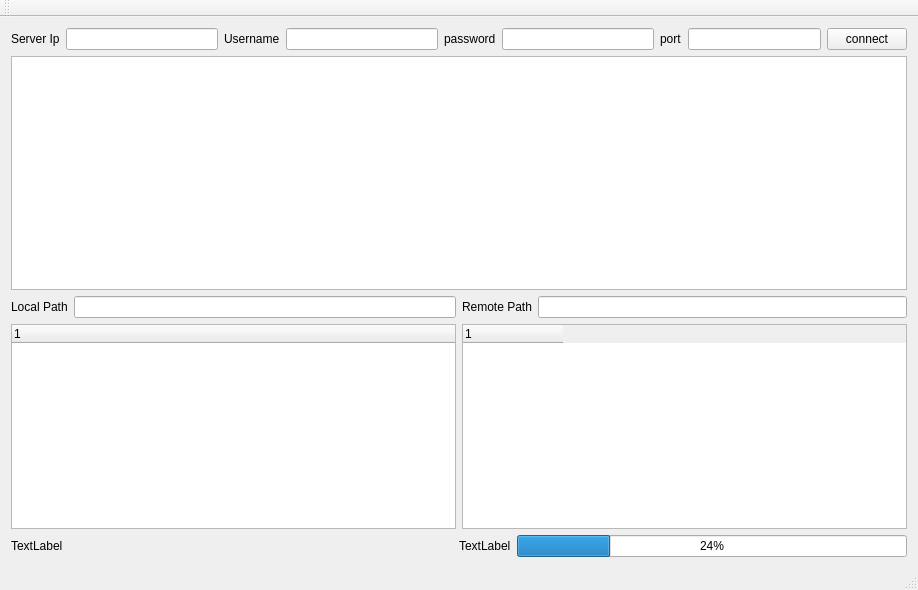
The window that mainwindow.ui (lasyman/myFTP) describes before a commit, drawn with Qt 5.
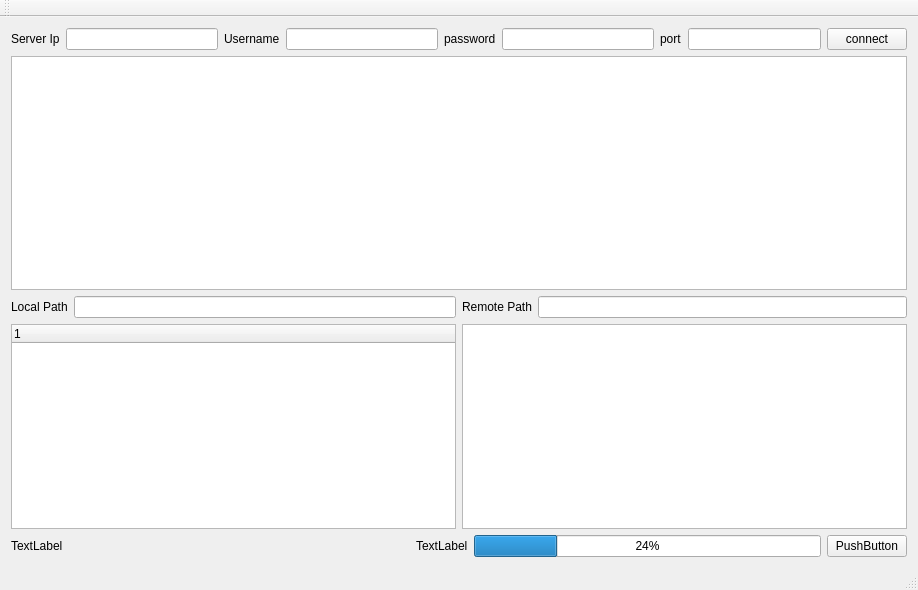
The same window after the commit.

```diff
--- a/mainwindow.ui
+++ b/mainwindow.ui
@@ -141,7 +141,7 @@
              <number>0</number>
             </property>
             <attribute name="headerVisible">
-             <bool>true</bool>
+             <bool>false</bool>
             </attribute>
             <attribute name="headerStretchLastSection">
              <bool>false</bool>
@@ -193,6 +193,13 @@
           </property>
          </widget>
         </item>
+        <item>
+         <widget class="QPushButton" name="btStop">
+          <property name="text">
+           <string>PushButton</string>
+          </property>
+         </widget>
+        </item>
        </layout>
       </item>
      </layout>
```
